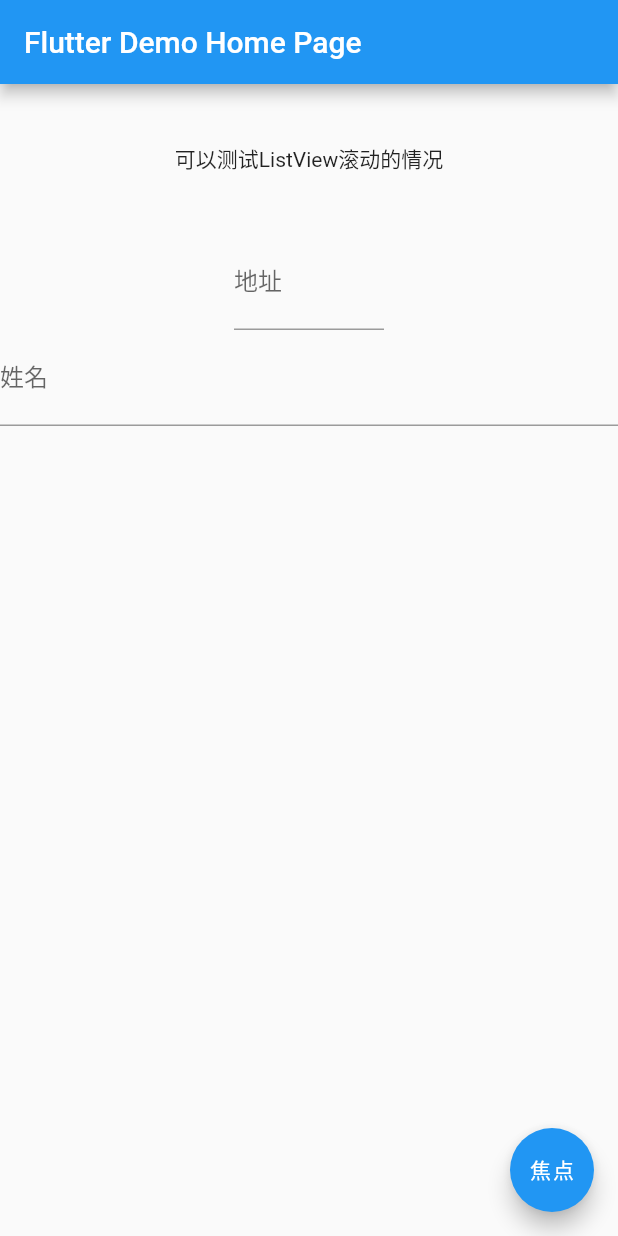
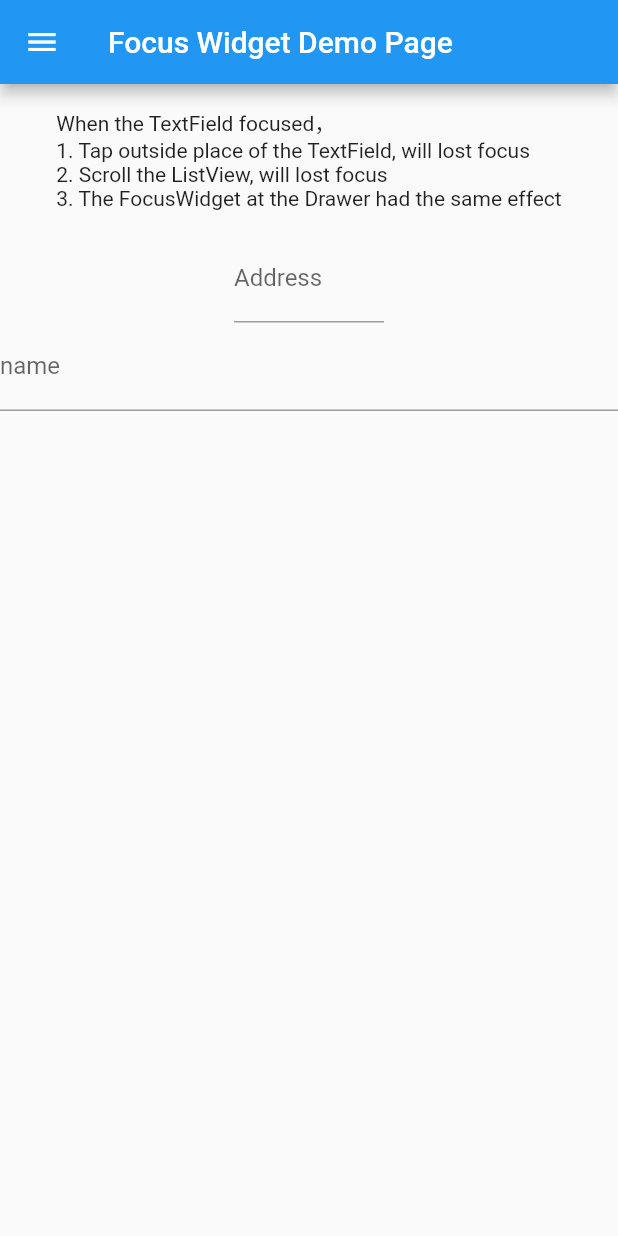
Before and after one commit to gzlock/flutter_focus_widget, a Flutter app: the screen it shows after launch, on a phone screen of 412 x 824 dp. Run offline on Flutter 3.47's test engine with Material 2 defaults, Android fonts, the phone set to English and light mode, and no system bars.

Commit message:
20200212

```diff
--- a/example/lib/main.dart
+++ b/example/lib/main.dart
@@ -1,4 +1,5 @@
 import 'package:flutter/material.dart';
+import 'package:flutter_localizations/flutter_localizations.dart';
 import 'package:focus_widget/focus_widget.dart';
 
 void main() => runApp(MyApp());
@@ -11,9 +12,53 @@ class MyApp extends StatelessWidget {
       theme: ThemeData(
         primarySwatch: Colors.blue,
       ),
-      home: MyHomePage(title: 'Flutter Demo Home Page'),
+      localizationsDelegates: [
+        GlobalMaterialLocalizations.delegate,
+        GlobalWidgetsLocalizations.delegate,
+        GlobalCupertinoLocalizations.delegate,
+      ],
+      supportedLocales: [
+        Locale.fromSubtags(languageCode: 'zh'),
+        Locale.fromSubtags(languageCode: 'en'),
+      ],
+      home: MyHomePage(title: 'Focus Widget Demo Page'),
     );
   }
+}
+
+class DemoLocalizations {
+  DemoLocalizations(this.locale);
+
+  final String locale;
+
+  static DemoLocalizations of(BuildContext context) {
+    return DemoLocalizations(Localizations.localeOf(context).languageCode);
+  }
+
+  static Map<String, Map<String, String>> _localizedValues = {
+    'en': {
+      'tips': 'When the TextField focused，\n'
+          '1. Tap outside place of the TextField, will lost focus\n'
+          '2. Scroll the ListView, will lost focus\n'
+          '3. The FocusWidget at the Drawer had the same effect',
+      'address': 'Address',
+      'name': 'name',
+    },
+    'zh': {
+      'tips': '当输入框获得焦点后，\n'
+          '1. 点击输入框外的位置会失去焦点\n'
+          '2. 滚动列表会失去焦点\n'
+          '3. 在Drawer中的FocusWidget也一样有效',
+      'address': '地址',
+      'name': '名称',
+    },
+  };
+
+  String get address => _localizedValues[locale]['address'];
+
+  String get name => _localizedValues[locale]['name'];
+
+  String get tips => _localizedValues[locale]['tips'];
 }
 
 class MyHomePage extends StatefulWidget {
@@ -25,16 +70,33 @@ class MyHomePage extends StatefulWidget {
 }
 
 class _MyHomePageState extends State<MyHomePage> {
-  final FocusNode _address = FocusNode(), _name = FocusNode();
+  final FocusNode _address = FocusNode(),
+      _name = FocusNode(),
+      _drawerNode = FocusNode();
 
   @override
   Widget build(BuildContext context) {
-    Locale myLocale = Localizations.localeOf(context);
-    String name, address;
-    print('${myLocale.languageCode} ${myLocale.countryCode}');
+    final language = DemoLocalizations.of(context);
     return Scaffold(
       appBar: AppBar(
         title: Text(widget.title),
+      ),
+      drawer: Drawer(
+        child: SafeArea(
+          child: ListView(
+            padding: EdgeInsets.only(left: 10, right: 10),
+            children: [
+              FocusWidget(
+                focusNode: _drawerNode,
+                child: TextField(
+                  focusNode: _drawerNode,
+                  decoration:
+                      InputDecoration(hintText: 'Input', labelText: 'Input'),
+                ),
+              )
+            ],
+          ),
+        ),
       ),
       body: SingleChildScrollView(
         child: Column(
@@ -42,7 +104,7 @@ class _MyHomePageState extends State<MyHomePage> {
             SizedBox(
               height: 100,
               child: Center(
-                child: Text('可以测试ListView滚动的情况'),
+                child: Text(language.tips),
               ),
             ),
             Container(
@@ -51,7 +113,8 @@ class _MyHomePageState extends State<MyHomePage> {
                 focusNode: _address,
                 child: TextField(
                   focusNode: _address,
-                  decoration: InputDecoration(hintText: '地址', labelText: '地址'),
+                  decoration: InputDecoration(
+                      hintText: language.address, labelText: language.address),
                 ),
               ),
             ),
@@ -59,7 +122,8 @@ class _MyHomePageState extends State<MyHomePage> {
               focusNode: _name,
               child: TextField(
                 focusNode: _name,
-                decoration: InputDecoration(hintText: '姓名', labelText: '姓名'),
+                decoration: InputDecoration(
+                    hintText: language.name, labelText: language.name),
               ),
             ),
             SizedBox(
@@ -68,16 +132,6 @@ class _MyHomePageState extends State<MyHomePage> {
           ],
         ),
       ),
-      floatingActionButton: FloatingActionButton(
-        child: Text('焦点'),
-        onPressed: () {
-          print('变换焦点 ${_address.hasFocus}');
-          if (_address.hasFocus)
-            _address.unfocus();
-          else
-            FocusScope.of(context).requestFocus(_address);
-        },
-      ),
     );
   }
 }
--- a/lib/focus_widget.dart
+++ b/lib/focus_widget.dart
@@ -12,12 +12,13 @@ class FocusWidget extends StatefulWidget {
         super(key: key);
 
   @override
-  _FocusWidget createState() => _FocusWidget();
+  FocusWidgetState createState() => FocusWidgetState();
 }
 
-class _FocusWidget extends State<FocusWidget> {
+class FocusWidgetState extends State<FocusWidget> {
   FocusNode _focusNode;
   OverlayEntry _overlayEntry;
+  Offset topLeft, bottomRight;
 
   @override
   void initState() {
@@ -32,15 +33,20 @@ class _FocusWidget extends State<FocusWidget> {
     super.dispose();
   }
 
+  void update() {
+    if (!_focusNode.hasFocus) return;
+    final RenderBox renderBox = context.findRenderObject();
+    final size = renderBox.size;
+    topLeft = renderBox.localToGlobal(Offset.zero);
+    bottomRight = topLeft + Offset(size.width, size.height);
+  }
+
   void _focusEvent() {
     if (_focusNode.hasFocus) {
-      final RenderBox renderBox = context.findRenderObject();
-      final size = renderBox.size;
-      final topLeft = renderBox.localToGlobal(Offset.zero);
-      final bottomRight = topLeft + Offset(size.width, size.height);
-      print('focus ${_focusNode.hasFocus} \n'
-          'topLeft:$topLeft \n'
-          'bottomRight: $bottomRight');
+      update();
+//      print('focus ${_focusNode.hasFocus} \n'
+//          'topLeft:$topLeft \n'
+//          'bottomRight: $bottomRight');
       _overlayEntry = new OverlayEntry(
         builder: (context) {
           return Stack(
@@ -55,9 +61,9 @@ class _FocusWidget extends State<FocusWidget> {
                       e.position.dx >= bottomRight.dx;
                   final overY = e.position.dy <= topLeft.dy ||
                       e.position.dy >= bottomRight.dy;
-                  print('dx: $overX \ndy: $overY');
+                  // print('dx: $overX \ndy: $overY');
                   if (overX || overY) {
-                    print('超出');
+                    // print('超出');
                     _focusNode?.unfocus();
                   }
                 },
--- a/pubspec.yaml
+++ b/pubspec.yaml
@@ -1,8 +1,7 @@
 name: focus_widget
 description: A focusable and blurable widget.
 version: 1.0.0
-author: gzlock88@gmail.com
-homepage: https://github.com/gzlock/flutter_input
+homepage: https://github.com/gzlock/flutter_focus_widget
 
 environment:
   sdk: ">=2.1.0 <3.0.0"
```
Also changed, not shown: example/pubspec.yaml (+4 -54 lines), example/pubspec.lock, 5 other files.
